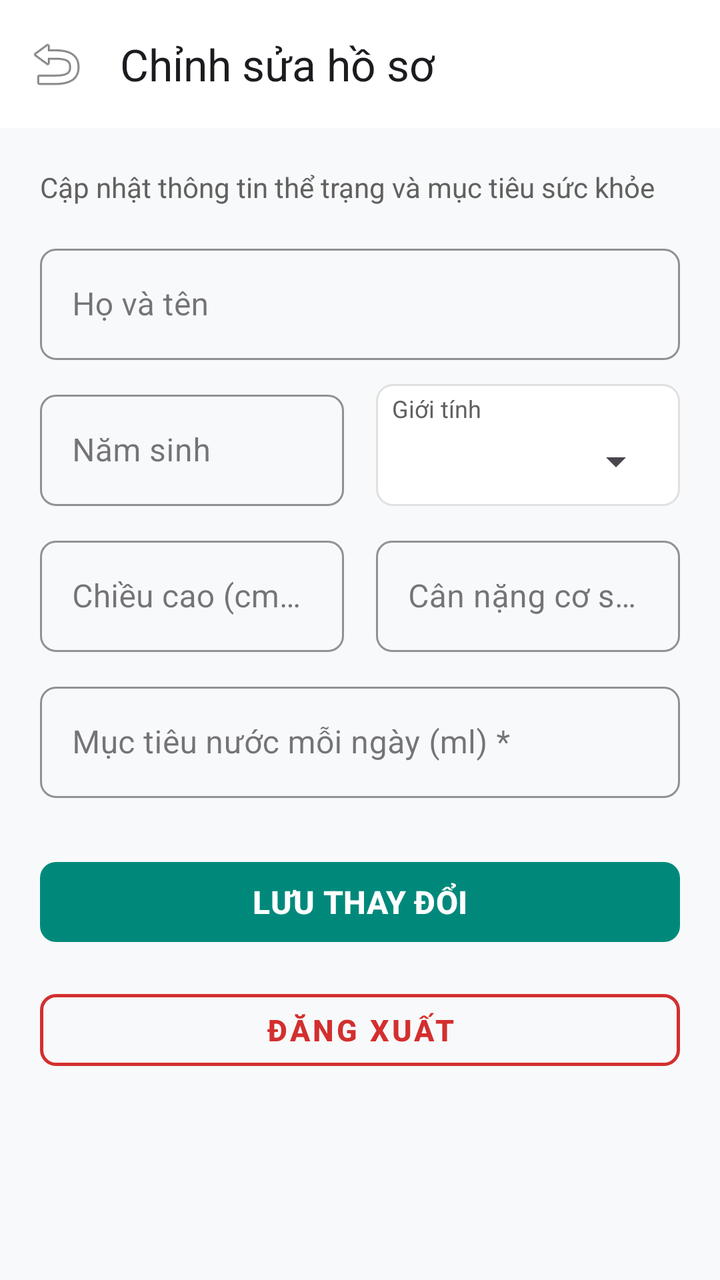
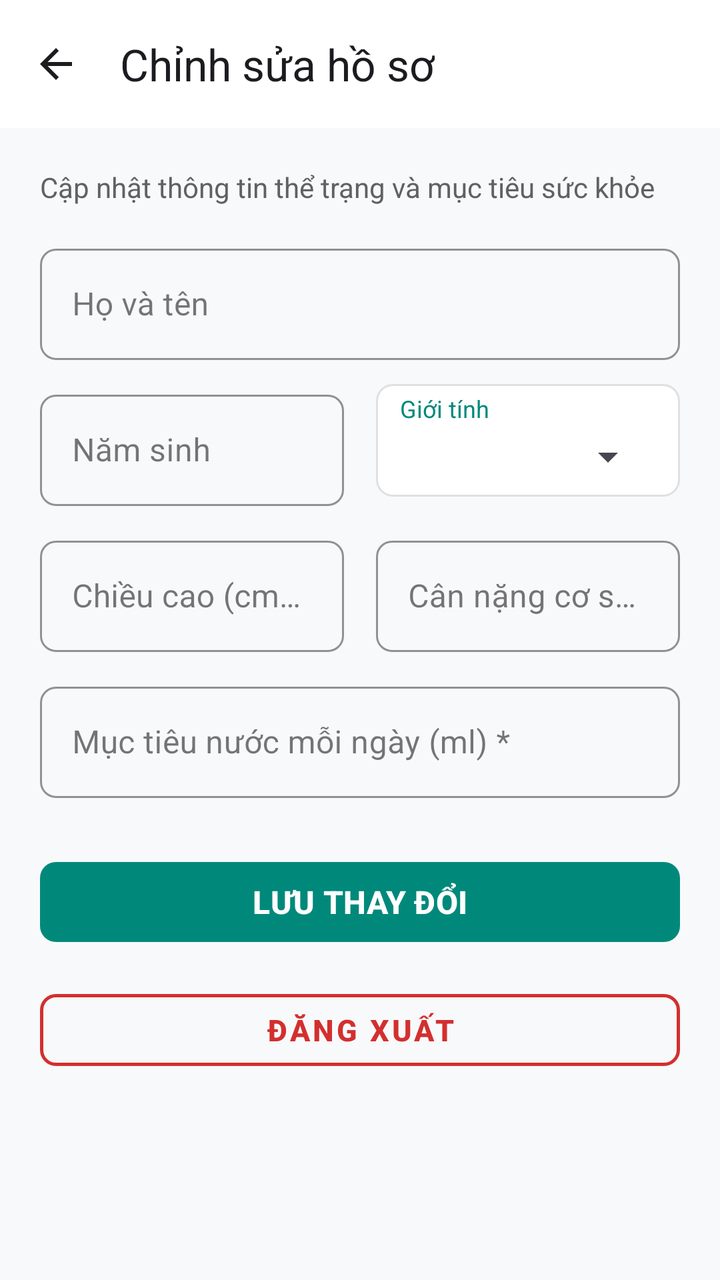

Compare the two renders of this Android layout. The source of the first and the diff that turns it into the second are given below.
<!-- AndroidManifest.xml: application theme Theme.Vita -->
<!-- res/layout/activity_edit_profile.xml -->
<?xml version="1.0" encoding="utf-8"?>
<LinearLayout xmlns:android="http://schemas.android.com/apk/res/android"
    xmlns:app="http://schemas.android.com/apk/res-auto"
    android:layout_width="match_parent"
    android:layout_height="match_parent"
    android:background="@color/vita_bg"
    android:orientation="vertical">

    
    <com.google.android.material.appbar.MaterialToolbar
        android:id="@+id/toolbar_edit_profile"
        android:layout_width="match_parent"
        android:layout_height="?attr/actionBarSize"
        android:background="@color/vita_surface"
        android:elevation="2dp"
        app:navigationIcon="@android:drawable/ic_menu_revert"
        app:title="Chỉnh sửa hồ sơ"
        app:titleTextColor="@color/vita_text_primary" />

    <ScrollView
        android:id="@+id/scroll_edit_profile"
        android:layout_width="match_parent"
        android:layout_height="match_parent"
        android:fillViewport="true">

        <LinearLayout
            android:layout_width="match_parent"
            android:layout_height="wrap_content"
            android:orientation="vertical"
            android:padding="20dp">

            <TextView
                android:layout_width="wrap_content"
                android:layout_height="wrap_content"
                android:layout_marginBottom="16dp"
                android:text="Cập nhật thông tin thể trạng và mục tiêu sức khỏe"
                android:textColor="@color/vita_text_secondary"
                android:textSize="14sp" />

            
            <com.google.android.material.textfield.TextInputLayout
                android:id="@+id/til_edit_fullname"
                style="@style/Widget.MaterialComponents.TextInputLayout.OutlinedBox"
                android:layout_width="match_parent"
                android:layout_height="wrap_content"
                android:layout_marginBottom="12dp"
                android:hint="Họ và tên"
                app:boxCornerRadiusBottomEnd="8dp"
                app:boxCornerRadiusBottomStart="8dp"
                app:boxCornerRadiusTopEnd="8dp"
                app:boxCornerRadiusTopStart="8dp"
                app:boxStrokeColor="@color/vita_teal"
                app:hintTextColor="@color/vita_teal">

                <com.google.android.material.textfield.TextInputEditText
                    android:id="@+id/et_edit_fullname"
                    android:layout_width="match_parent"
                    android:layout_height="wrap_content"
                    android:imeOptions="actionNext"
                    android:inputType="textPersonName"
                    android:maxLines="1"
                    android:textColor="@color/vita_text_primary"
                    android:textSize="16sp" />
            </com.google.android.material.textfield.TextInputLayout>

            
            <LinearLayout
                android:layout_width="match_parent"
                android:layout_height="wrap_content"
                android:layout_marginBottom="12dp"
                android:baselineAligned="false"
                android:orientation="horizontal">

                <com.google.android.material.textfield.TextInputLayout
                    android:id="@+id/til_edit_birth_year"
                    style="@style/Widget.MaterialComponents.TextInputLayout.OutlinedBox"
                    android:layout_width="0dp"
                    android:layout_height="wrap_content"
                    android:layout_marginEnd="8dp"
                    android:layout_weight="1"
                    android:hint="Năm sinh"
                    app:boxCornerRadiusBottomEnd="8dp"
                    app:boxCornerRadiusBottomStart="8dp"
                    app:boxCornerRadiusTopEnd="8dp"
                    app:boxCornerRadiusTopStart="8dp"
                    app:boxStrokeColor="@color/vita_teal"
                    app:hintTextColor="@color/vita_teal">

                    <com.google.android.material.textfield.TextInputEditText
                        android:id="@+id/et_edit_birth_year"
                        android:layout_width="match_parent"
                        android:layout_height="wrap_content"
                        android:imeOptions="actionNext"
                        android:inputType="number"
                        android:maxLength="4"
                        android:textColor="@color/vita_text_primary"
                        android:textSize="16sp" />
                </com.google.android.material.textfield.TextInputLayout>

                <LinearLayout
                    android:layout_width="0dp"
                    android:layout_height="match_parent"
                    android:layout_marginStart="8dp"
                    android:layout_weight="1"
                    android:background="@drawable/spinner_border"
                    android:gravity="center_vertical"
                    android:orientation="vertical"
                    android:paddingStart="8dp"
                    android:paddingEnd="8dp">

                    <TextView
                        android:layout_width="wrap_content"
                        android:layout_height="wrap_content"
                        android:text="Giới tính"
                        android:textColor="@color/vita_text_secondary"
                        android:textSize="12sp" />

                    <Spinner
                        android:id="@+id/sp_edit_gender"
                        android:layout_width="match_parent"
                        android:layout_height="wrap_content"
                        android:minHeight="40dp" />
                </LinearLayout>
            </LinearLayout>

            
            <LinearLayout
                android:layout_width="match_parent"
                android:layout_height="wrap_content"
                android:layout_marginBottom="12dp"
                android:baselineAligned="false"
                android:orientation="horizontal">

                <com.google.android.material.textfield.TextInputLayout
                    android:id="@+id/til_edit_height"
                    style="@style/Widget.MaterialComponents.TextInputLayout.OutlinedBox"
                    android:layout_width="0dp"
                    android:layout_height="wrap_content"
                    android:layout_marginEnd="8dp"
                    android:layout_weight="1"
                    android:hint="Chiều cao (cm) *"
                    app:boxCornerRadiusBottomEnd="8dp"
                    app:boxCornerRadiusBottomStart="8dp"
                    app:boxCornerRadiusTopEnd="8dp"
                    app:boxCornerRadiusTopStart="8dp"
                    app:boxStrokeColor="@color/vita_teal"
                    app:hintTextColor="@color/vita_teal"
                    app:suffixText="cm">

                    <com.google.android.material.textfield.TextInputEditText
                        android:id="@+id/et_edit_height"
                        android:layout_width="match_parent"
                        android:layout_height="wrap_content"
                        android:imeOptions="actionNext"
                        android:inputType="numberDecimal"
                        android:textColor="@color/vita_text_primary"
                        android:textSize="16sp" />
                </com.google.android.material.textfield.TextInputLayout>

                <com.google.android.material.textfield.TextInputLayout
                    android:id="@+id/til_edit_weight"
                    style="@style/Widget.MaterialComponents.TextInputLayout.OutlinedBox"
                    android:layout_width="0dp"
                    android:layout_height="wrap_content"
                    android:layout_marginStart="8dp"
                    android:layout_weight="1"
                    android:hint="Cân nặng cơ sở (kg) *"
                    app:boxCornerRadiusBottomEnd="8dp"
                    app:boxCornerRadiusBottomStart="8dp"
                    app:boxCornerRadiusTopEnd="8dp"
                    app:boxCornerRadiusTopStart="8dp"
                    app:boxStrokeColor="@color/vita_teal"
                    app:hintTextColor="@color/vita_teal"
                    app:suffixText="kg">

                    <com.google.android.material.textfield.TextInputEditText
                        android:id="@+id/et_edit_weight"
                        android:layout_width="match_parent"
                        android:layout_height="wrap_content"
                        android:imeOptions="actionNext"
                        android:inputType="numberDecimal"
                        android:textColor="@color/vita_text_primary"
                        android:textSize="16sp" />
                </com.google.android.material.textfield.TextInputLayout>
            </LinearLayout>

            
            <com.google.android.material.textfield.TextInputLayout
                android:id="@+id/til_edit_water_goal"
                style="@style/Widget.MaterialComponents.TextInputLayout.OutlinedBox"
                android:layout_width="match_parent"
                android:layout_height="wrap_content"
                android:layout_marginBottom="28dp"
                android:hint="Mục tiêu nước mỗi ngày (ml) *"
                app:boxCornerRadiusBottomEnd="8dp"
                app:boxCornerRadiusBottomStart="8dp"
                app:boxCornerRadiusTopEnd="8dp"
                app:boxCornerRadiusTopStart="8dp"
                app:boxStrokeColor="@color/vita_teal"
                app:hintTextColor="@color/vita_teal"
                app:suffixText="ml">

                <com.google.android.material.textfield.TextInputEditText
                    android:id="@+id/et_edit_water_goal"
                    android:layout_width="match_parent"
                    android:layout_height="wrap_content"
                    android:imeOptions="actionDone"
                    android:inputType="number"
                    android:textColor="@color/vita_text_primary"
                    android:textSize="16sp" />
            </com.google.android.material.textfield.TextInputLayout>

            
            <com.google.android.material.button.MaterialButton
                android:id="@+id/btn_edit_save"
                android:layout_width="match_parent"
                android:layout_height="wrap_content"
                android:layout_marginBottom="16dp"
                android:minHeight="48dp"
                android:text="LƯU THAY ĐỔI"
                android:textAllCaps="true"
                android:textColor="@color/white"
                android:textSize="16sp"
                android:textStyle="bold"
                app:backgroundTint="@color/vita_teal"
                app:cornerRadius="8dp" />

            
            <com.google.android.material.button.MaterialButton
                android:id="@+id/btn_edit_logout"
                style="@style/Widget.MaterialComponents.Button.OutlinedButton"
                android:layout_width="match_parent"
                android:layout_height="wrap_content"
                android:layout_marginBottom="24dp"
                android:minHeight="48dp"
                android:text="ĐĂNG XUẤT"
                android:textAllCaps="true"
                android:textColor="@color/vita_status_danger"
                android:textSize="15sp"
                android:textStyle="bold"
                app:cornerRadius="8dp"
                app:strokeColor="@color/vita_status_danger"
                app:strokeWidth="1.5dp" />

        </LinearLayout>
    </ScrollView>
</LinearLayout>
<!-- resources referenced by this layout -->
<resources>
  <color name="vita_bg">#F8F9FA</color>
  <color name="vita_status_danger">#D32F2F</color>
  <color name="vita_surface">#FFFFFF</color>
  <color name="vita_teal">#00897B</color>
  <color name="vita_text_primary">#1C1B1F</color>
  <color name="vita_text_secondary">#616161</color>
  <color name="white">#FFFFFFFF</color>
  <!-- drawable spinner_border (drawable) -->
  <?xml version="1.0" encoding="utf-8"?>
  <shape xmlns:android="http://schemas.android.com/apk/res/android"
      android:shape="rectangle">
      <solid android:color="@color/vita_surface" />
      <stroke
          android:width="1dp"
          android:color="@color/vita_divider" />
      <corners android:radius="8dp" />
      <padding
          android:bottom="4dp"
          android:left="8dp"
          android:right="8dp"
          android:top="4dp" />
  </shape>
  <style name="Theme.Vita" parent="Base.Theme.Vita" />
  <color name="vita_divider">#E0E0E0</color>
  <style name="Base.Theme.Vita" parent="Theme.Material3.Light.NoActionBar">
          
          <item name="colorPrimary">@color/vita_teal</item>
          <item name="colorPrimaryVariant">@color/vita_teal_dark</item>
          <item name="colorSecondary">@color/vita_aqua</item>
          <item name="android:statusBarColor">@color/vita_teal_dark</item>
          <item name="android:windowBackground">@color/vita_bg</item>
      </style>
  <color name="vita_teal_dark">#005B4F</color>
  <color name="vita_aqua">#00ACC1</color>
</resources>

<!-- the commit's change to res/layout/activity_edit_profile.xml (unified diff, before → after) -->
@@ -1,6 +1,7 @@
 <?xml version="1.0" encoding="utf-8"?>
 <LinearLayout xmlns:android="http://schemas.android.com/apk/res/android"
     xmlns:app="http://schemas.android.com/apk/res-auto"
+    xmlns:tools="http://schemas.android.com/tools"
     android:layout_width="match_parent"
     android:layout_height="match_parent"
     android:background="@color/vita_bg"
@@ -13,7 +14,8 @@
         android:layout_height="?attr/actionBarSize"
         android:background="@color/vita_surface"
         android:elevation="2dp"
-        app:navigationIcon="@android:drawable/ic_menu_revert"
+        app:navigationIcon="@drawable/ic_arrow_back"
+        app:navigationIconTint="@color/vita_text_primary"
         app:title="Chỉnh sửa hồ sơ"
         app:titleTextColor="@color/vita_text_primary" />
 
@@ -45,6 +47,7 @@
                 android:layout_height="wrap_content"
                 android:layout_marginBottom="12dp"
                 android:hint="Họ và tên"
+                app:boxBackgroundMode="outline"
                 app:boxCornerRadiusBottomEnd="8dp"
                 app:boxCornerRadiusBottomStart="8dp"
                 app:boxCornerRadiusTopEnd="8dp"
@@ -60,7 +63,8 @@
                     android:inputType="textPersonName"
                     android:maxLines="1"
                     android:textColor="@color/vita_text_primary"
-                    android:textSize="16sp" />
+                    android:textSize="16sp"
+                    tools:hint="Họ và tên" />
             </com.google.android.material.textfield.TextInputLayout>
 
             
@@ -79,6 +83,7 @@
                     android:layout_marginEnd="8dp"
                     android:layout_weight="1"
                     android:hint="Năm sinh"
+                    app:boxBackgroundMode="outline"
                     app:boxCornerRadiusBottomEnd="8dp"
                     app:boxCornerRadiusBottomStart="8dp"
                     app:boxCornerRadiusTopEnd="8dp"
@@ -94,32 +99,36 @@
                         android:inputType="number"
                         android:maxLength="4"
                         android:textColor="@color/vita_text_primary"
-                        android:textSize="16sp" />
+                        android:textSize="16sp"
+                        tools:hint="Năm sinh" />
                 </com.google.android.material.textfield.TextInputLayout>
 
                 <LinearLayout
                     android:layout_width="0dp"
-                    android:layout_height="match_parent"
+                    android:layout_height="wrap_content"
+                    android:minHeight="56dp"
                     android:layout_marginStart="8dp"
                     android:layout_weight="1"
                     android:background="@drawable/spinner_border"
                     android:gravity="center_vertical"
                     android:orientation="vertical"
-                    android:paddingStart="8dp"
-                    android:paddingEnd="8dp">
+                    android:paddingStart="12dp"
+                    android:paddingEnd="12dp"
+                    android:paddingTop="4dp"
+                    android:paddingBottom="4dp">
 
                     <TextView
                         android:layout_width="wrap_content"
                         android:layout_height="wrap_content"
                         android:text="Giới tính"
-                        android:textColor="@color/vita_text_secondary"
+                        android:textColor="@color/vita_teal"
                         android:textSize="12sp" />
 
                     <Spinner
                         android:id="@+id/sp_edit_gender"
                         android:layout_width="match_parent"
                         android:layout_height="wrap_content"
-                        android:minHeight="40dp" />
+                        android:minHeight="32dp" />
                 </LinearLayout>
             </LinearLayout>
 
@@ -139,6 +148,7 @@
                     android:layout_marginEnd="8dp"
                     android:layout_weight="1"
                     android:hint="Chiều cao (cm) *"
+                    app:boxBackgroundMode="outline"
                     app:boxCornerRadiusBottomEnd="8dp"
                     app:boxCornerRadiusBottomStart="8dp"
                     app:boxCornerRadiusTopEnd="8dp"
@@ -154,7 +164,8 @@
                         android:imeOptions="actionNext"
                         android:inputType="numberDecimal"
                         android:textColor="@color/vita_text_primary"
-                        android:textSize="16sp" />
+                        android:textSize="16sp"
+                        tools:hint="Chiều cao (cm) *" />
                 </com.google.android.material.textfield.TextInputLayout>
 
                 <com.google.android.material.textfield.TextInputLayout
@@ -165,6 +176,7 @@
                     android:layout_marginStart="8dp"
                     android:layout_weight="1"
                     android:hint="Cân nặng cơ sở (kg) *"
+                    app:boxBackgroundMode="outline"
                     app:boxCornerRadiusBottomEnd="8dp"
                     app:boxCornerRadiusBottomStart="8dp"
                     app:boxCornerRadiusTopEnd="8dp"
@@ -180,7 +192,8 @@
                         android:imeOptions="actionNext"
                         android:inputType="numberDecimal"
                         android:textColor="@color/vita_text_primary"
-                        android:textSize="16sp" />
+                        android:textSize="16sp"
+                        tools:hint="Cân nặng cơ sở (kg) *" />
                 </com.google.android.material.textfield.TextInputLayout>
             </LinearLayout>
 
@@ -192,6 +205,7 @@
                 android:layout_height="wrap_content"
                 android:layout_marginBottom="28dp"
                 android:hint="Mục tiêu nước mỗi ngày (ml) *"
+                app:boxBackgroundMode="outline"
                 app:boxCornerRadiusBottomEnd="8dp"
                 app:boxCornerRadiusBottomStart="8dp"
                 app:boxCornerRadiusTopEnd="8dp"
@@ -207,7 +221,8 @@
                     android:imeOptions="actionDone"
                     android:inputType="number"
                     android:textColor="@color/vita_text_primary"
-                    android:textSize="16sp" />
+                    android:textSize="16sp"
+                    tools:hint="Mục tiêu nước mỗi ngày (ml) *" />
             </com.google.android.material.textfield.TextInputLayout>
 
             
<!-- resource entries referenced after the edit -->
@@ -7,6 +7,17 @@
   <color name="vita_text_primary">#1C1B1F</color>
   <color name="vita_text_secondary">#616161</color>
   <color name="white">#FFFFFFFF</color>
+  <!-- drawable ic_arrow_back (drawable) -->
+  <vector xmlns:android="http://schemas.android.com/apk/res/android"
+      android:width="24dp"
+      android:height="24dp"
+      android:viewportWidth="24"
+      android:viewportHeight="24"
+      android:tint="?attr/colorControlNormal">
+      <path
+          android:fillColor="@android:color/white"
+          android:pathData="M20,11H7.83l5.59,-5.59L12,4l-8,8 8,8 1.41,-1.41L7.83,13H20v-2z" />
+  </vector>
   <!-- drawable spinner_border (drawable) -->
   <?xml version="1.0" encoding="utf-8"?>
   <shape xmlns:android="http://schemas.android.com/apk/res/android"
@@ -17,10 +28,10 @@
           android:color="@color/vita_divider" />
       <corners android:radius="8dp" />
       <padding
-          android:bottom="4dp"
-          android:left="8dp"
-          android:right="8dp"
-          android:top="4dp" />
+          android:bottom="8dp"
+          android:left="12dp"
+          android:right="12dp"
+          android:top="8dp" />
   </shape>
   <style name="Theme.Vita" parent="Base.Theme.Vita" />
   <color name="vita_divider">#E0E0E0</color>
